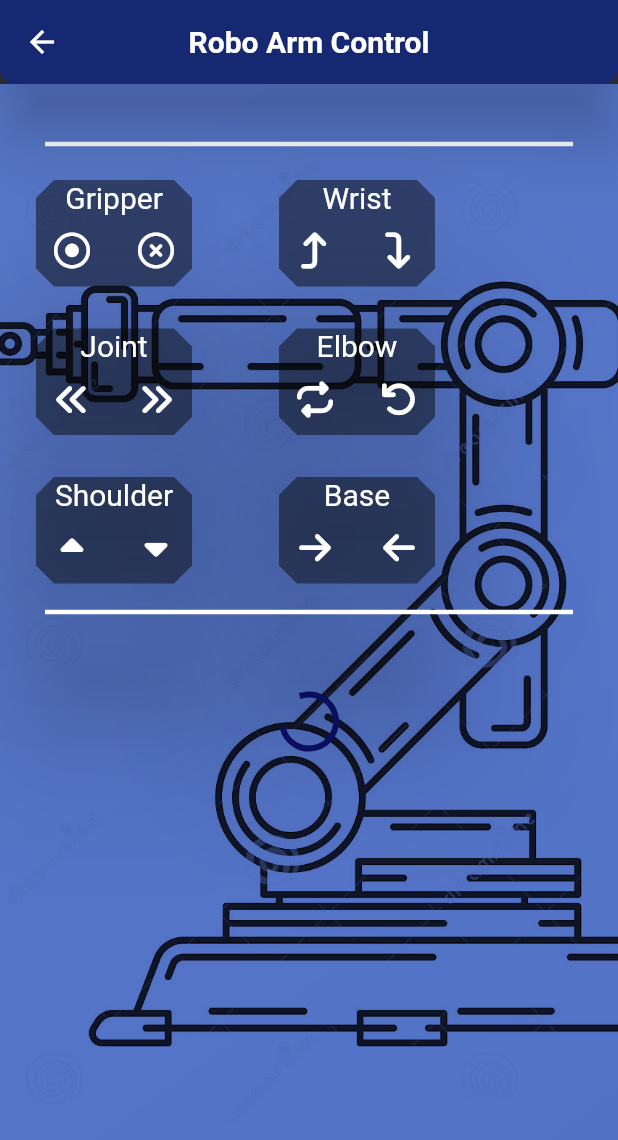
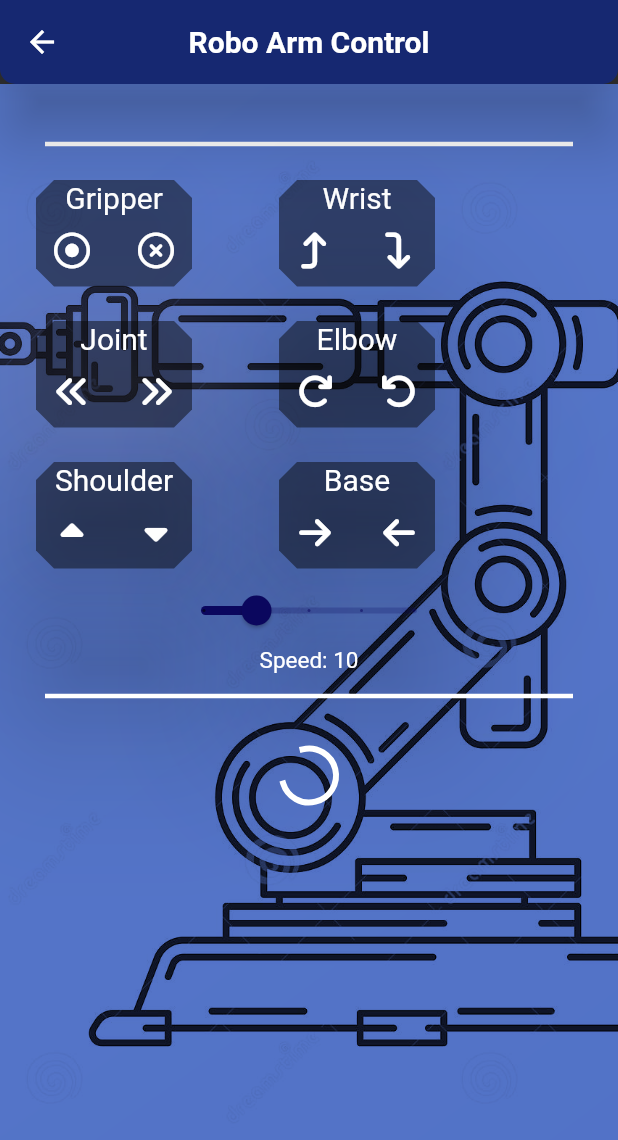
Before and after one commit to WilliamSamson/Robot_arm, a Flutter app: the ChatPage screen opened directly, on a phone screen of 412 x 824 dp. Shown: the top 1140 px of the screen. Run offline on Flutter 3.47's test engine with Material 2 defaults, Android fonts, the phone set to English and light mode, and no system bars; our stand-ins replace flutter_bluetooth_serial, font_awesome_flutter, google_fonts; Roboto replaces fonts that are missing (Acme); statements that could not run were skipped.

Commit message:
implemented speed control with a slider

```diff
--- a/lib/Servo.dart
+++ b/lib/Servo.dart
@@ -17,6 +17,10 @@ class ServoPage extends StatefulWidget {
     required this.sendMessageJ,
     required this.sendMessageK,
     required this.sendMessageL,
+    required this.sendMessageM,
+    required this.sendMessageN,
+    required this.sendMessageO,
+    required this.sendMessageP,
   }) : super(key: key);
   final Function sendMessageA;
   final Function sendMessageB;
@@ -30,12 +34,18 @@ class ServoPage extends StatefulWidget {
   final Function sendMessageJ;
   final Function sendMessageK;
   final Function sendMessageL;
+  final Function sendMessageM;
+  final Function sendMessageN;
+  final Function sendMessageO;
+  final Function sendMessageP;
 
   @override
   _ServoPageState createState() => _ServoPageState();
 }
 
 class _ServoPageState extends State<ServoPage> {
+  int speed = 10;
+
   @override
   Widget build(BuildContext context) {
     return Column(
@@ -49,7 +59,7 @@ class _ServoPageState extends State<ServoPage> {
               shape: BeveledRectangleBorder(
                   borderRadius: BorderRadius.circular(12)),
               elevation: 50,
-              shadowColor: Colors.black,
+              shadowColor: Color.fromARGB(255, 177, 173, 220),
               color: Color.fromARGB(124, 7, 7, 7),
               child: Column(
                 children: [
@@ -137,7 +147,7 @@ class _ServoPageState extends State<ServoPage> {
           ],
         ),
         const SizedBox(
-          height: 20,
+          height: 15,
         ),
         /////////////////////////////////
         Row(
@@ -212,7 +222,7 @@ class _ServoPageState extends State<ServoPage> {
                           widget.sendMessageG();
                         },
                         icon: const Icon(
-                          FontAwesomeIcons.repeat,
+                          FontAwesomeIcons.redo,
                           color: Colors.white,
                         ),
                       ),
@@ -236,7 +246,7 @@ class _ServoPageState extends State<ServoPage> {
           ],
         ),
         const SizedBox(
-          height: 20,
+          height: 15,
         ),
         //////////////
         Row(
@@ -335,6 +345,60 @@ class _ServoPageState extends State<ServoPage> {
             ),
           ],
         ),
+        Row(
+          mainAxisAlignment: MainAxisAlignment.center,
+          children: [
+            Slider(
+              value: speed.toDouble(),
+              onChanged: (value) {
+                if (speed == 10) {
+                  setState(
+                    () {
+                      widget.sendMessageM();
+                    },
+                  );
+                } else if (speed == 20) {
+                  setState(
+                    () {
+                      widget.sendMessageN();
+                    },
+                  );
+                } else if (speed == 30) {
+                  setState(
+                    () {
+                      widget.sendMessageO();
+                    },
+                  );
+                } else if (speed == 40) {
+                  setState(
+                    () {
+                      widget.sendMessageP();
+                    },
+                  );
+                }
+                setState(
+                  () {
+                    speed = value.toInt();
+                  },
+                );
+              },
+              min: 0,
+              max: 40,
+              divisions: 4,
+            ),
+          ],
+        ),
+        Row(
+          mainAxisAlignment: MainAxisAlignment.center,
+          children: [
+            Text(
+              "Speed: $speed",
+              style: const TextStyle(
+                fontSize: 15,
+              ),
+            ),
+          ],
+        ),
       ],
     );
   }
--- a/lib/send_message.dart
+++ b/lib/send_message.dart
@@ -69,6 +69,8 @@ class _ChatPageState extends State<ChatPage>
     });
   }
 
+  int speed = 10;
+
   Widget build(BuildContext context) {
     String denemee = "No Data";
 
@@ -134,6 +136,10 @@ class _ChatPageState extends State<ChatPage>
                 sendMessageJ: () => _sendMessage('J'),
                 sendMessageK: () => _sendMessage('K'),
                 sendMessageL: () => _sendMessage('L'),
+                sendMessageM: () => _sendMessage('M'),
+                sendMessageN: () => _sendMessage('N'),
+                sendMessageO: () => _sendMessage('O'),
+                sendMessageP: () => _sendMessage('P'),
               ),
             ),
             const Divider(
@@ -148,9 +154,9 @@ class _ChatPageState extends State<ChatPage>
               builder: (context, AsyncSnapshot<String> snapshot) {
                 if (snapshot.connectionState == ConnectionState.waiting) {
                   return const Padding(
-                    padding: EdgeInsets.symmetric(horizontal: 80, vertical: 40),
+                    padding: EdgeInsets.symmetric(horizontal: 80, vertical: 20),
                     child: CircularProgressIndicator(
-                      color: Color.fromARGB(255, 10, 14, 94),
+                      color: Colors.white,
                     ),
                   );
                 }
--- a/pubspec.yaml
+++ b/pubspec.yaml
@@ -43,7 +43,7 @@ dependencies:
 flutter_icons:
   android: "launcher_icon"
   ios: true
-  image_path: "assets/arm-1.png"
+  image_path: "assets/arm-3.png"
   min_sdk_android: 21 # android min sdk min:16, default 21
   web:
     generate: true
@@ -56,7 +56,7 @@ flutter_icons:
     icon_size: 48
 
 flutter_native_splash:
-  background_image: "assets/arm-1.png"
+  background_image: "assets/arm-3.png"
 
   # The following adds the Cupertino Icons font to your application.
   # Use with the CupertinoIcons class for iOS style icons.
```
Also changed, not shown: 32 other files.
